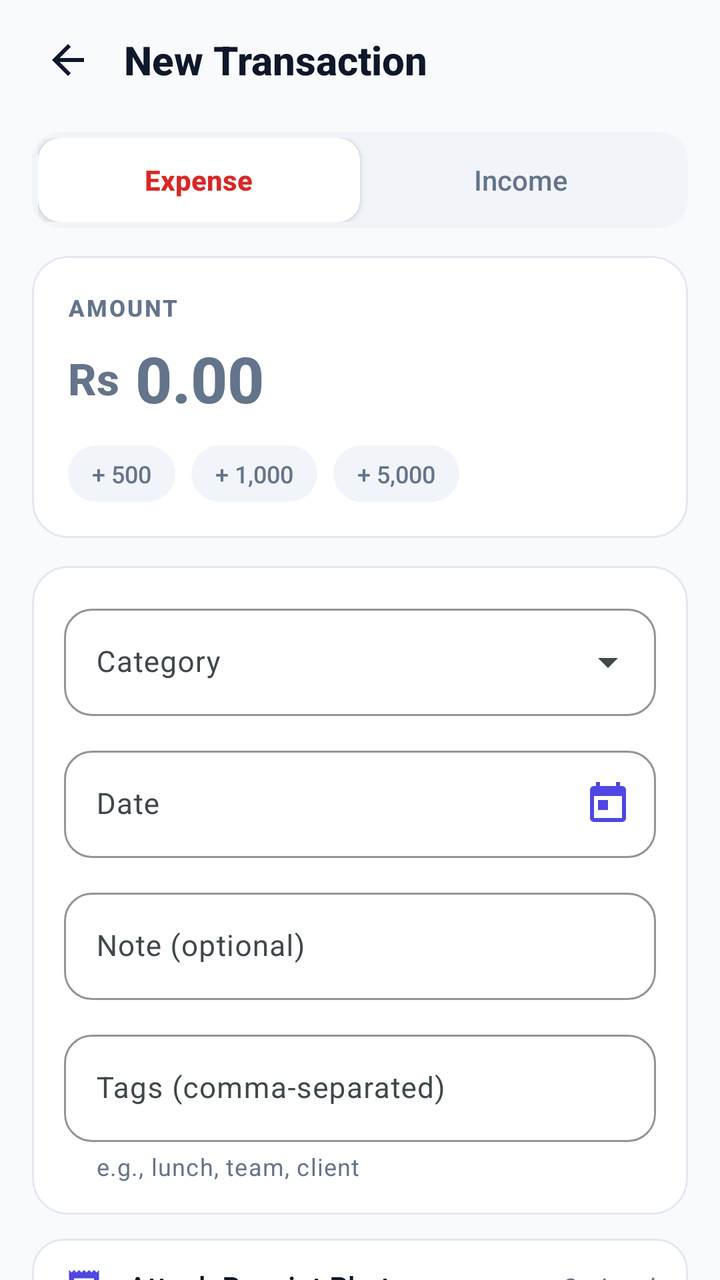
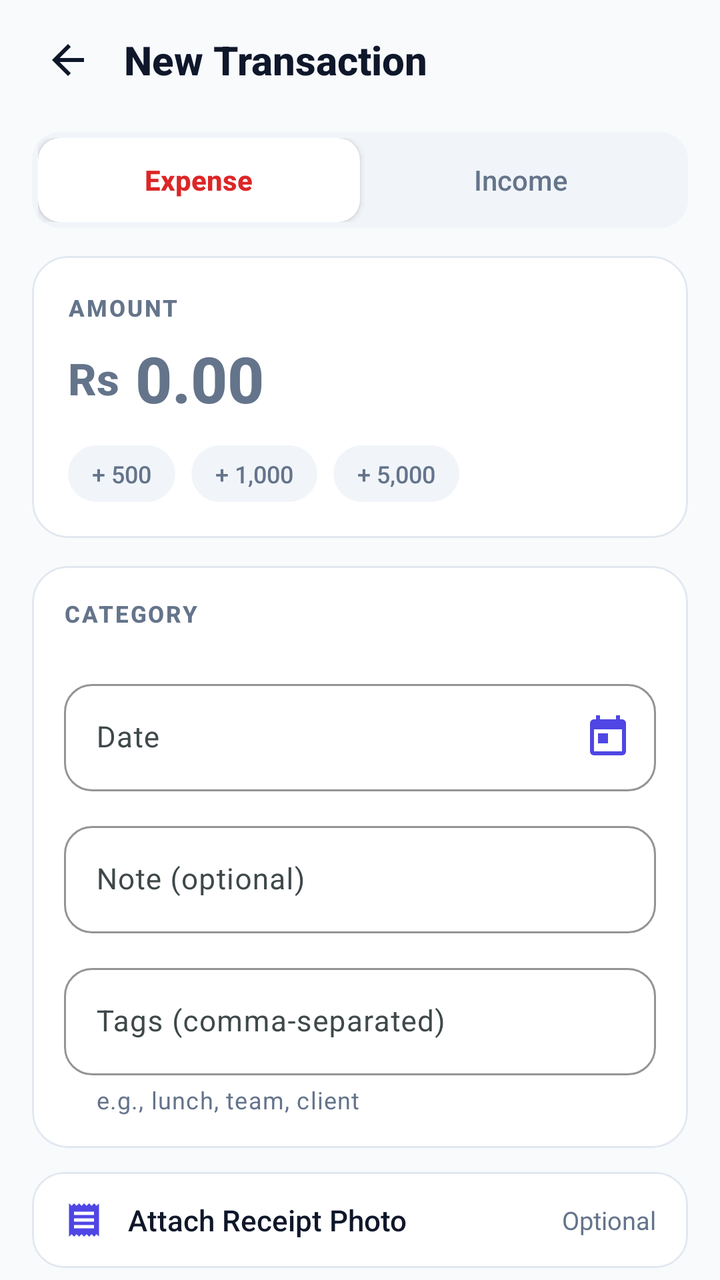

Compare the two renders of this Android layout. The source of the first and the diff that turns it into the second are given below.
<!-- AndroidManifest.xml: application theme Theme.SpendWise -->
<!-- res/layout/fragment_add_expense.xml -->
<?xml version="1.0" encoding="utf-8"?>
<androidx.core.widget.NestedScrollView
    xmlns:android="http://schemas.android.com/apk/res/android"
    xmlns:app="http://schemas.android.com/apk/res-auto"
    xmlns:tools="http://schemas.android.com/tools"
    android:layout_width="match_parent"
    android:layout_height="match_parent"
    android:background="@color/bg_screen"
    android:clipToPadding="false"
    android:paddingBottom="96dp">

    <LinearLayout
        android:layout_width="match_parent"
        android:layout_height="wrap_content"
        android:orientation="vertical">

        
        <LinearLayout
            android:layout_width="match_parent"
            android:layout_height="wrap_content"
            android:gravity="center_vertical"
            android:orientation="horizontal"
            android:paddingHorizontal="16dp"
            android:paddingTop="12dp"
            android:paddingBottom="4dp">

            <ImageButton
                android:id="@+id/btn_back"
                android:layout_width="36dp"
                android:layout_height="36dp"
                android:background="?attr/selectableItemBackgroundBorderless"
                android:contentDescription="Back"
                android:scaleType="centerInside"
                android:src="@drawable/ic_arrow_back"
                android:tint="@color/text_primary"
                app:tint="@color/text_primary" />

            <TextView
                android:id="@+id/tv_title"
                android:layout_width="0dp"
                android:layout_height="wrap_content"
                android:layout_marginStart="10dp"
                android:layout_weight="1"
                android:ellipsize="end"
                android:fontFamily="sans-serif-medium"
                android:maxLines="1"
                android:text="New Transaction"
                android:textColor="@color/text_primary"
                android:textSize="20sp"
                android:textStyle="bold" />
        </LinearLayout>

        
        <LinearLayout
            android:id="@+id/layout_segmented_switcher"
            android:layout_width="match_parent"
            android:layout_height="48dp"
            android:layout_marginHorizontal="16dp"
            android:layout_marginTop="14dp"
            android:background="@drawable/bg_segmented_container"
            android:orientation="horizontal"
            android:padding="3dp"
            android:weightSum="2">

            
            <com.google.android.material.card.MaterialCardView
                android:id="@+id/card_type_expense"
                android:layout_width="0dp"
                android:layout_height="match_parent"
                android:layout_weight="1"
                android:clickable="true"
                android:focusable="true"
                app:cardBackgroundColor="@color/bg_surface"
                app:cardCornerRadius="11dp"
                app:cardElevation="2dp"
                app:strokeWidth="0dp">

                <TextView
                    android:id="@+id/tv_type_expense"
                    android:layout_width="match_parent"
                    android:layout_height="match_parent"
                    android:fontFamily="sans-serif-medium"
                    android:gravity="center"
                    android:text="Expense"
                    android:textColor="@color/danger_primary"
                    android:textSize="14sp"
                    android:textStyle="bold" />
            </com.google.android.material.card.MaterialCardView>

            
            <com.google.android.material.card.MaterialCardView
                android:id="@+id/card_type_income"
                android:layout_width="0dp"
                android:layout_height="match_parent"
                android:layout_weight="1"
                android:clickable="true"
                android:focusable="true"
                app:cardBackgroundColor="@android:color/transparent"
                app:cardCornerRadius="11dp"
                app:cardElevation="0dp"
                app:strokeWidth="0dp">

                <TextView
                    android:id="@+id/tv_type_income"
                    android:layout_width="match_parent"
                    android:layout_height="match_parent"
                    android:fontFamily="sans-serif-medium"
                    android:gravity="center"
                    android:text="Income"
                    android:textColor="@color/text_secondary"
                    android:textSize="14sp" />
            </com.google.android.material.card.MaterialCardView>
        </LinearLayout>

        
        <com.google.android.material.card.MaterialCardView
            android:layout_width="match_parent"
            android:layout_height="wrap_content"
            android:layout_marginHorizontal="16dp"
            android:layout_marginTop="14dp"
            app:cardBackgroundColor="@color/bg_surface"
            app:cardCornerRadius="18dp"
            app:cardElevation="0dp"
            app:strokeColor="@color/stroke_subtle"
            app:strokeWidth="1dp">

            <LinearLayout
                android:layout_width="match_parent"
                android:layout_height="wrap_content"
                android:orientation="vertical"
                android:padding="18dp">

                <TextView
                    android:layout_width="wrap_content"
                    android:layout_height="wrap_content"
                    android:fontFamily="sans-serif-medium"
                    android:letterSpacing="0.08"
                    android:text="AMOUNT"
                    android:textAllCaps="true"
                    android:textColor="@color/text_secondary"
                    android:textSize="11.5sp"
                    android:textStyle="bold" />

                
                <LinearLayout
                    android:layout_width="match_parent"
                    android:layout_height="wrap_content"
                    android:layout_marginTop="6dp"
                    android:gravity="center_vertical"
                    android:orientation="horizontal">

                    <TextView
                        android:id="@+id/tv_currency_prefix"
                        android:layout_width="wrap_content"
                        android:layout_height="wrap_content"
                        android:layout_marginEnd="8dp"
                        android:fontFamily="sans-serif-medium"
                        android:text="Rs"
                        android:textColor="@color/text_secondary"
                        android:textSize="22sp"
                        android:textStyle="bold" />

                    <EditText
                        android:id="@+id/et_amount"
                        android:layout_width="match_parent"
                        android:layout_height="wrap_content"
                        android:background="@null"
                        android:fontFamily="sans-serif-medium"
                        android:hint="0.00"
                        android:imeOptions="actionNext"
                        android:inputType="numberDecimal"
                        android:textColor="@color/text_primary"
                        android:textColorHint="@color/text_secondary"
                        android:textSize="32sp"
                        android:textStyle="bold" />
                </LinearLayout>

                
                <LinearLayout
                    android:layout_width="match_parent"
                    android:layout_height="wrap_content"
                    android:layout_marginTop="12dp"
                    android:orientation="horizontal">

                    <TextView
                        android:id="@+id/chip_add_500"
                        android:layout_width="wrap_content"
                        android:layout_height="wrap_content"
                        android:background="@drawable/bg_pill_amount"
                        android:clickable="true"
                        android:focusable="true"
                        android:fontFamily="sans-serif-medium"
                        android:paddingHorizontal="12dp"
                        android:paddingVertical="6dp"
                        android:text="+ 500"
                        android:textColor="@color/text_secondary"
                        android:textSize="12sp" />

                    <TextView
                        android:id="@+id/chip_add_1000"
                        android:layout_width="wrap_content"
                        android:layout_height="wrap_content"
                        android:layout_marginStart="8dp"
                        android:background="@drawable/bg_pill_amount"
                        android:clickable="true"
                        android:focusable="true"
                        android:fontFamily="sans-serif-medium"
                        android:paddingHorizontal="12dp"
                        android:paddingVertical="6dp"
                        android:text="+ 1,000"
                        android:textColor="@color/text_secondary"
                        android:textSize="12sp" />

                    <TextView
                        android:id="@+id/chip_add_5000"
                        android:layout_width="wrap_content"
                        android:layout_height="wrap_content"
                        android:layout_marginStart="8dp"
                        android:background="@drawable/bg_pill_amount"
                        android:clickable="true"
                        android:focusable="true"
                        android:fontFamily="sans-serif-medium"
                        android:paddingHorizontal="12dp"
                        android:paddingVertical="6dp"
                        android:text="+ 5,000"
                        android:textColor="@color/text_secondary"
                        android:textSize="12sp" />
                </LinearLayout>
            </LinearLayout>
        </com.google.android.material.card.MaterialCardView>

        
        <com.google.android.material.card.MaterialCardView
            android:layout_width="match_parent"
            android:layout_height="wrap_content"
            android:layout_marginHorizontal="16dp"
            android:layout_marginTop="14dp"
            app:cardBackgroundColor="@color/bg_surface"
            app:cardCornerRadius="18dp"
            app:cardElevation="0dp"
            app:strokeColor="@color/stroke_subtle"
            app:strokeWidth="1dp">

            <LinearLayout
                android:layout_width="match_parent"
                android:layout_height="wrap_content"
                android:orientation="vertical"
                android:padding="16dp">

                
                <com.google.android.material.textfield.TextInputLayout
                    android:id="@+id/til_category"
                    style="@style/Widget.Material3.TextInputLayout.OutlinedBox.ExposedDropdownMenu"
                    android:layout_width="match_parent"
                    android:layout_height="wrap_content"
                    android:hint="Category"
                    app:boxCornerRadiusBottomEnd="14dp"
                    app:boxCornerRadiusBottomStart="14dp"
                    app:boxCornerRadiusTopEnd="14dp"
                    app:boxCornerRadiusTopStart="14dp"
                    app:boxStrokeColor="@color/stroke_subtle">

                    <AutoCompleteTextView
                        android:id="@+id/actv_category"
                        android:layout_width="match_parent"
                        android:layout_height="wrap_content"
                        android:inputType="none"
                        android:textColor="@color/text_primary"
                        android:textSize="14.5sp" />
                </com.google.android.material.textfield.TextInputLayout>

                
                <com.google.android.material.textfield.TextInputLayout
                    android:id="@+id/til_date"
                    style="@style/Widget.Material3.TextInputLayout.OutlinedBox"
                    android:layout_width="match_parent"
                    android:layout_height="wrap_content"
                    android:layout_marginTop="12dp"
                    android:hint="Date"
                    app:boxCornerRadiusBottomEnd="14dp"
                    app:boxCornerRadiusBottomStart="14dp"
                    app:boxCornerRadiusTopEnd="14dp"
                    app:boxCornerRadiusTopStart="14dp"
                    app:boxStrokeColor="@color/stroke_subtle"
                    app:endIconDrawable="@drawable/ic_calendar"
                    app:endIconMode="custom"
                    app:endIconTint="@color/brand_primary">

                    <com.google.android.material.textfield.TextInputEditText
                        android:id="@+id/et_date"
                        android:layout_width="match_parent"
                        android:layout_height="wrap_content"
                        android:clickable="true"
                        android:focusable="false"
                        android:textColor="@color/text_primary"
                        android:textSize="14.5sp" />
                </com.google.android.material.textfield.TextInputLayout>

                
                <com.google.android.material.textfield.TextInputLayout
                    android:id="@+id/til_note"
                    style="@style/Widget.Material3.TextInputLayout.OutlinedBox"
                    android:layout_width="match_parent"
                    android:layout_height="wrap_content"
                    android:layout_marginTop="12dp"
                    android:hint="Note (optional)"
                    app:boxCornerRadiusBottomEnd="14dp"
                    app:boxCornerRadiusBottomStart="14dp"
                    app:boxCornerRadiusTopEnd="14dp"
                    app:boxCornerRadiusTopStart="14dp"
                    app:boxStrokeColor="@color/stroke_subtle">

                    <com.google.android.material.textfield.TextInputEditText
                        android:id="@+id/et_note"
                        android:layout_width="match_parent"
                        android:layout_height="wrap_content"
                        android:inputType="text"
                        android:maxLines="2"
                        android:textColor="@color/text_primary"
                        android:textSize="14.5sp" />
                </com.google.android.material.textfield.TextInputLayout>

                
                <com.google.android.material.textfield.TextInputLayout
                    android:id="@+id/til_tags"
                    style="@style/Widget.Material3.TextInputLayout.OutlinedBox"
                    android:layout_width="match_parent"
                    android:layout_height="wrap_content"
                    android:layout_marginTop="12dp"
                    android:hint="Tags (comma-separated)"
                    app:boxCornerRadiusBottomEnd="14dp"
                    app:boxCornerRadiusBottomStart="14dp"
                    app:boxCornerRadiusTopEnd="14dp"
                    app:boxCornerRadiusTopStart="14dp"
                    app:boxStrokeColor="@color/stroke_subtle"
                    app:helperText="e.g., lunch, team, client"
                    app:helperTextTextColor="@color/text_secondary">

                    <com.google.android.material.textfield.TextInputEditText
                        android:id="@+id/et_tags"
                        android:layout_width="match_parent"
                        android:layout_height="wrap_content"
                        android:inputType="text"
                        android:textColor="@color/text_primary"
                        android:textSize="14.5sp" />
                </com.google.android.material.textfield.TextInputLayout>
            </LinearLayout>
        </com.google.android.material.card.MaterialCardView>

        
        <com.google.android.material.card.MaterialCardView
            android:id="@+id/layout_receipt"
            android:layout_width="match_parent"
            android:layout_height="wrap_content"
            android:layout_marginHorizontal="16dp"
            android:layout_marginTop="12dp"
            app:cardBackgroundColor="@color/bg_surface"
            app:cardCornerRadius="16dp"
            app:cardElevation="0dp"
            app:strokeColor="@color/stroke_subtle"
            app:strokeWidth="1dp">

            <LinearLayout
                android:layout_width="match_parent"
                android:layout_height="wrap_content"
                android:orientation="vertical"
                android:paddingHorizontal="16dp"
                android:paddingVertical="14dp">

                
                <LinearLayout
                    android:id="@+id/row_attach_receipt"
                    android:layout_width="match_parent"
                    android:layout_height="wrap_content"
                    android:clickable="true"
                    android:focusable="true"
                    android:gravity="center_vertical"
                    android:orientation="horizontal">

                    <ImageView
                        android:layout_width="20dp"
                        android:layout_height="20dp"
                        android:src="@drawable/ic_receipt"
                        app:tint="@color/brand_primary"
                        android:contentDescription="Receipt" />

                    <TextView
                        android:id="@+id/tv_attach_receipt_title"
                        android:layout_width="0dp"
                        android:layout_height="wrap_content"
                        android:layout_marginStart="12dp"
                        android:layout_weight="1"
                        android:fontFamily="sans-serif-medium"
                        android:text="Attach Receipt Photo"
                        android:textColor="@color/text_primary"
                        android:textSize="14.5sp" />

                    <TextView
                        android:layout_width="wrap_content"
                        android:layout_height="wrap_content"
                        android:text="Optional"
                        android:textColor="@color/text_secondary"
                        android:textSize="12.5sp" />
                </LinearLayout>

                
                <LinearLayout
                    android:id="@+id/layout_receipt_attached"
                    android:layout_width="match_parent"
                    android:layout_height="wrap_content"
                    android:layout_marginTop="12dp"
                    android:orientation="vertical"
                    android:visibility="gone">

                    <com.google.android.material.card.MaterialCardView
                        android:layout_width="match_parent"
                        android:layout_height="160dp"
                        app:cardCornerRadius="12dp"
                        app:cardElevation="0dp"
                        app:strokeWidth="0dp">

                        <ImageView
                            android:id="@+id/iv_receipt_preview"
                            android:layout_width="match_parent"
                            android:layout_height="match_parent"
                            android:scaleType="centerCrop"
                            android:contentDescription="Receipt preview" />
                    </com.google.android.material.card.MaterialCardView>

                    <LinearLayout
                        android:layout_width="match_parent"
                        android:layout_height="wrap_content"
                        android:layout_marginTop="8dp"
                        android:gravity="center_vertical"
                        android:orientation="horizontal">

                        <TextView
                            android:layout_width="0dp"
                            android:layout_height="wrap_content"
                            android:layout_weight="1"
                            android:fontFamily="sans-serif-medium"
                            android:text="✓ Receipt attached"
                            android:textColor="@color/success_primary"
                            android:textSize="13sp" />

                        <com.google.android.material.button.MaterialButton
                            android:id="@+id/btn_remove_receipt"
                            style="@style/Widget.Material3.Button.TextButton"
                            android:layout_width="wrap_content"
                            android:layout_height="wrap_content"
                            android:minHeight="0dp"
                            android:paddingHorizontal="8dp"
                            android:paddingVertical="4dp"
                            android:text="Remove"
                            android:textColor="@color/danger_primary" />
                    </LinearLayout>
                </LinearLayout>
            </LinearLayout>
        </com.google.android.material.card.MaterialCardView>

        
        <com.google.android.material.card.MaterialCardView
            android:id="@+id/layout_recurring"
            android:layout_width="match_parent"
            android:layout_height="wrap_content"
            android:layout_marginHorizontal="16dp"
            android:layout_marginTop="12dp"
            app:cardBackgroundColor="@color/bg_surface"
            app:cardCornerRadius="16dp"
            app:cardElevation="0dp"
            app:strokeColor="@color/stroke_subtle"
            app:strokeWidth="1dp">

            <LinearLayout
                android:layout_width="match_parent"
                android:layout_height="wrap_content"
                android:orientation="vertical"
                android:paddingHorizontal="16dp"
                android:paddingVertical="14dp">

                <LinearLayout
                    android:layout_width="match_parent"
                    android:layout_height="wrap_content"
                    android:gravity="center_vertical"
                    android:orientation="horizontal">

                    <LinearLayout
                        android:layout_width="0dp"
                        android:layout_height="wrap_content"
                        android:layout_weight="1"
                        android:orientation="vertical">

                        <TextView
                            android:layout_width="wrap_content"
                            android:layout_height="wrap_content"
                            android:fontFamily="sans-serif-medium"
                            android:text="Recurring Expense"
                            android:textColor="@color/text_primary"
                            android:textSize="15sp"
                            android:textStyle="bold" />

                        <TextView
                            android:layout_width="wrap_content"
                            android:layout_height="wrap_content"
                            android:layout_marginTop="2dp"
                            android:text="Repeat automatically every month"
                            android:textColor="@color/text_secondary"
                            android:textSize="12sp" />
                    </LinearLayout>

                    <com.google.android.material.materialswitch.MaterialSwitch
                        android:id="@+id/switch_recurring"
                        android:layout_width="wrap_content"
                        android:layout_height="wrap_content"
                        app:thumbTint="@color/switch_thumb_selector"
                        app:trackTint="@color/switch_track_selector" />
                </LinearLayout>

                
                <com.google.android.material.textfield.TextInputLayout
                    android:id="@+id/til_recurrence"
                    style="@style/Widget.Material3.TextInputLayout.OutlinedBox.ExposedDropdownMenu"
                    android:layout_width="match_parent"
                    android:layout_height="wrap_content"
                    android:layout_marginTop="10dp"
                    android:hint="Frequency"
                    android:visibility="gone"
                    app:boxCornerRadiusBottomEnd="14dp"
                    app:boxCornerRadiusBottomStart="14dp"
                    app:boxCornerRadiusTopEnd="14dp"
                    app:boxCornerRadiusTopStart="14dp"
                    app:boxStrokeColor="@color/stroke_subtle">

                    <AutoCompleteTextView
                        android:id="@+id/actv_recurrence"
                        android:layout_width="match_parent"
                        android:layout_height="wrap_content"
                        android:inputType="none"
                        android:textColor="@color/text_primary"
                        android:textSize="14sp" />
                </com.google.android.material.textfield.TextInputLayout>
            </LinearLayout>
        </com.google.android.material.card.MaterialCardView>

        
        <com.google.android.material.button.MaterialButton
            android:id="@+id/btn_save"
            android:layout_width="match_parent"
            android:layout_height="52dp"
            android:layout_marginHorizontal="16dp"
            android:layout_marginTop="20dp"
            android:fontFamily="sans-serif-medium"
            android:text="Save Expense"
            android:textColor="#FFFFFF"
            android:textSize="15sp"
            android:textStyle="bold"
            app:backgroundTint="@color/brand_primary"
            app:cornerRadius="16dp" />

        
        <com.google.android.material.button.MaterialButton
            android:id="@+id/btn_split"
            style="@style/Widget.Material3.Button.TonalButton"
            android:layout_width="match_parent"
            android:layout_height="52dp"
            android:layout_marginHorizontal="16dp"
            android:layout_marginTop="8dp"
            android:fontFamily="sans-serif-medium"
            android:text="👥  Split this Expense"
            android:textColor="@color/brand_primary"
            android:textSize="14.5sp"
            android:visibility="gone"
            app:backgroundTint="@color/brand_primary_container"
            app:cornerRadius="16dp" />

        
        <com.google.android.material.button.MaterialButton
            android:id="@+id/btn_delete"
            style="@style/Widget.Material3.Button.TextButton"
            android:layout_width="match_parent"
            android:layout_height="48dp"
            android:layout_marginHorizontal="16dp"
            android:layout_marginTop="8dp"
            android:fontFamily="sans-serif-medium"
            android:text="Delete Expense"
            android:textColor="@color/danger_primary"
            android:textSize="14.5sp"
            android:visibility="gone"
            app:cornerRadius="16dp"
            app:rippleColor="@color/danger_container" />

    </LinearLayout>
</androidx.core.widget.NestedScrollView>
<!-- resources referenced by this layout -->
<resources>
  <color name="bg_screen">#F8FAFC</color>
  <color name="bg_surface">#FFFFFF</color>
  <color name="brand_primary">#4F46E5</color>
  <color name="brand_primary_container">#EEF2FF</color>
  <color name="danger_container">#FEF2F2</color>
  <color name="danger_primary">#DC2626</color>
  <color name="stroke_subtle">#E2E8F0</color>
  <color name="success_primary">#16A34A</color>
  <color name="text_primary">#0F172A</color>
  <color name="text_secondary">#64748B</color>
  <!-- drawable bg_pill_amount (drawable) -->
  <?xml version="1.0" encoding="utf-8"?>
  <shape xmlns:android="http://schemas.android.com/apk/res/android"
      android:shape="rectangle">
      <corners android:radius="999dp"/>
      <solid android:color="@color/bg_surface_subtle"/>
  </shape>
  <!-- drawable bg_segmented_container (drawable) -->
  <?xml version="1.0" encoding="utf-8"?>
  <shape xmlns:android="http://schemas.android.com/apk/res/android"
      android:shape="rectangle">
      <corners android:radius="14dp"/>
      <solid android:color="@color/bg_surface_subtle"/>
  </shape>
  <!-- drawable ic_arrow_back (drawable) -->
  <vector xmlns:android="http://schemas.android.com/apk/res/android"
      android:width="24dp"
      android:height="24dp"
      android:viewportWidth="24"
      android:viewportHeight="24">
      <path
          android:fillColor="@android:color/white"
          android:pathData="M20,11H7.83l5.59,-5.59L12,4l-8,8 8,8 1.41,-1.41L7.83,13H20v-2z"/>
  </vector>
  <!-- drawable ic_calendar (drawable) -->
  <vector xmlns:android="http://schemas.android.com/apk/res/android"
      android:width="24dp"
      android:height="24dp"
      android:viewportWidth="24"
      android:viewportHeight="24">
      <path
          android:fillColor="#FFFFFFFF"
          android:pathData="M19,3h-1V1h-2v2H8V1H6v2H5c-1.11,0 -1.99,0.9 -1.99,2L3,19c0,1.1 0.89,2 2,2h14c1.1,0 2,-0.9 2,-2V5c0,-1.1 -0.9,-2 -2,-2zm0,16H5V8h14v11zM7,10h5v5H7z"/>
  </vector>
  <color name="bg_surface_subtle">#F1F5F9</color>
  <color name="primary">#006B75</color>
  <color name="onPrimary">#FFFFFF</color>
  <color name="primaryContainer">#9BF0FB</color>
  <color name="onPrimaryContainer">#002023</color>
  <color name="secondary">#4A6267</color>
  <color name="onSecondary">#FFFFFF</color>
  <color name="secondaryContainer">#CDE7EC</color>
  <color name="onSecondaryContainer">#051F23</color>
  <color name="tertiary">#EF875B</color>
  <color name="onTertiary">#FFFFFF</color>
  <color name="tertiaryContainer">#FFDBCC</color>
  <color name="onTertiaryContainer">#351000</color>
  <color name="background">#FAFCFC</color>
  <color name="onBackground">#191C1D</color>
  <color name="surface">#FAFCFC</color>
  <color name="onSurface">#191C1D</color>
  <color name="surfaceVariant">#DBE4E6</color>
  <color name="onSurfaceVariant">#3F484A</color>
  <color name="outline">#6F797A</color>
  <color name="outlineVariant">#BFC8CA</color>
  <color name="error">#BA1A1A</color>
  <color name="onError">#FFFFFF</color>
  <style name="Theme.SpendWise.BottomSheetDialog" parent="ThemeOverlay.Material3.BottomSheetDialog">
          <item name="bottomSheetStyle">@style/Widget.SpendWise.BottomSheet</item>
          <item name="android:windowIsFloating">false</item>
      </style>
  <style name="Widget.SpendWise.BottomSheet" parent="Widget.Material3.BottomSheet">
          <item name="shapeAppearance">@style/ShapeAppearance.SpendWise.BottomSheet</item>
          <item name="backgroundTint">@color/bg_surface</item>
      </style>
  <style name="ShapeAppearance.SpendWise.BottomSheet" parent="ShapeAppearance.Material3.Corner.Large">
          <item name="cornerSizeTopLeft">28dp</item>
          <item name="cornerSizeTopRight">28dp</item>
          <item name="cornerSizeBottomLeft">0dp</item>
          <item name="cornerSizeBottomRight">0dp</item>
      </style>
  <!-- unchanged entries left out for length: 2 -->
</resources>

<!-- the commit's change to res/layout/fragment_add_expense.xml (unified diff, before → after) -->
@@ -248,26 +248,40 @@
                 android:padding="16dp">
 
                 
-                <com.google.android.material.textfield.TextInputLayout
-                    android:id="@+id/til_category"
-                    style="@style/Widget.Material3.TextInputLayout.OutlinedBox.ExposedDropdownMenu"
-                    android:layout_width="match_parent"
-                    android:layout_height="wrap_content"
-                    android:hint="Category"
-                    app:boxCornerRadiusBottomEnd="14dp"
-                    app:boxCornerRadiusBottomStart="14dp"
-                    app:boxCornerRadiusTopEnd="14dp"
-                    app:boxCornerRadiusTopStart="14dp"
-                    app:boxStrokeColor="@color/stroke_subtle">
-
-                    <AutoCompleteTextView
-                        android:id="@+id/actv_category"
-                        android:layout_width="match_parent"
-                        android:layout_height="wrap_content"
-                        android:inputType="none"
-                        android:textColor="@color/text_primary"
-                        android:textSize="14.5sp" />
-                </com.google.android.material.textfield.TextInputLayout>
+                <LinearLayout
+                    android:id="@+id/layout_category_section"
+                    android:layout_width="match_parent"
+                    android:layout_height="wrap_content"
+                    android:orientation="vertical"
+                    android:layout_marginBottom="14dp">
+
+                    <TextView
+                        android:layout_width="wrap_content"
+                        android:layout_height="wrap_content"
+                        android:layout_marginBottom="8dp"
+                        android:fontFamily="sans-serif-medium"
+                        android:letterSpacing="0.08"
+                        android:text="CATEGORY"
+                        android:textAllCaps="true"
+                        android:textColor="@color/text_secondary"
+                        android:textSize="11.5sp"
+                        android:textStyle="bold" />
+
+                    <HorizontalScrollView
+                        android:id="@+id/hsv_categories"
+                        android:layout_width="match_parent"
+                        android:layout_height="wrap_content"
+                        android:clipToPadding="false"
+                        android:overScrollMode="never"
+                        android:scrollbars="none">
+
+                        <LinearLayout
+                            android:id="@+id/layout_category_pills"
+                            android:layout_width="wrap_content"
+                            android:layout_height="wrap_content"
+                            android:orientation="horizontal" />
+                    </HorizontalScrollView>
+                </LinearLayout>
 
                 
                 <com.google.android.material.textfield.TextInputLayout
@@ -275,7 +289,7 @@
                     style="@style/Widget.Material3.TextInputLayout.OutlinedBox"
                     android:layout_width="match_parent"
                     android:layout_height="wrap_content"
-                    android:layout_marginTop="12dp"
+                    android:layout_marginTop="0dp"
                     android:hint="Date"
                     app:boxCornerRadiusBottomEnd="14dp"
                     app:boxCornerRadiusBottomStart="14dp"
